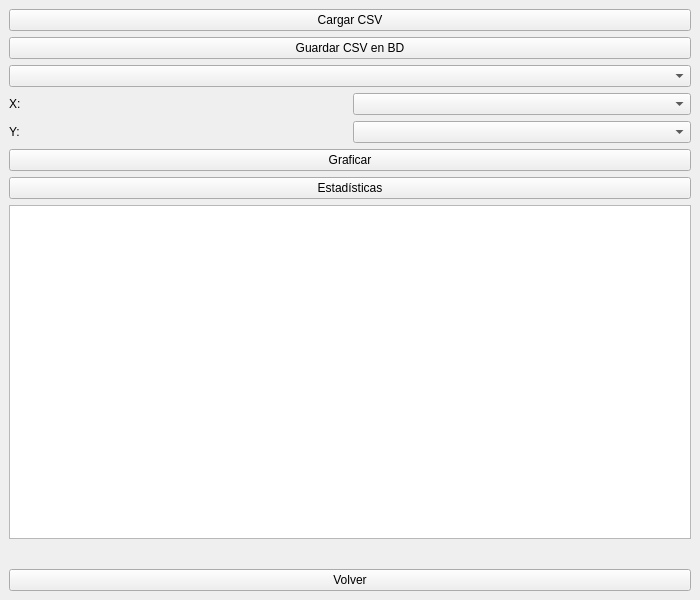
This is VentanaCSV.ui in ISABELpolania18/ProyectoFinal29 as Qt 5 draws it before an edit. The edited form follows.
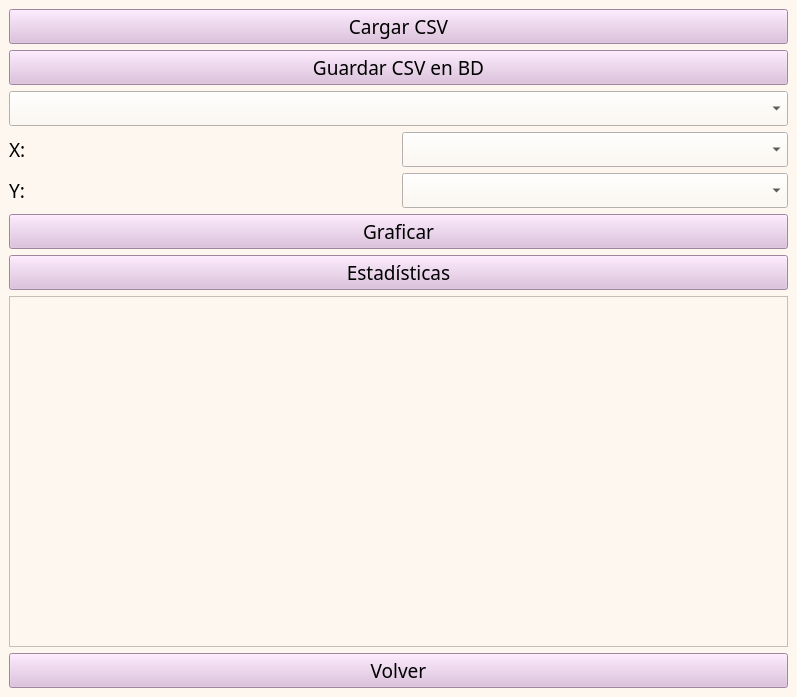
This is the edited form.

Diff of the .ui file:
```diff
--- a/VentanaCSV.ui
+++ b/VentanaCSV.ui
@@ -6,18 +6,30 @@
    <rect>
     <x>0</x>
     <y>0</y>
-    <width>700</width>
-    <height>600</height>
+    <width>797</width>
+    <height>697</height>
    </rect>
   </property>
   <property name="windowTitle">
    <string>Graficador CSV</string>
   </property>
+  <property name="styleSheet">
+   <string notr="true">background-color: rgb(253, 247, 239);</string>
+  </property>
   <widget class="QWidget" name="centralwidget">
    <layout class="QVBoxLayout" name="verticalLayout">
 
     <item>
      <widget class="QPushButton" name="botonCargar">
+      <property name="font">
+       <font>
+        <family>Tw Cen MT Condensed</family>
+        <pointsize>14</pointsize>
+       </font>
+      </property>
+      <property name="styleSheet">
+       <string notr="true">background-color: rgb(220, 187, 221);</string>
+      </property>
       <property name="text">
        <string>Cargar CSV</string>
       </property>
@@ -26,6 +38,15 @@
 
     <item>
      <widget class="QPushButton" name="botonGuardar">
+      <property name="font">
+       <font>
+        <family>Tw Cen MT Condensed</family>
+        <pointsize>14</pointsize>
+       </font>
+      </property>
+      <property name="styleSheet">
+       <string notr="true">background-color: rgb(220, 187, 221);</string>
+      </property>
       <property name="text">
        <string>Guardar CSV en BD</string>
       </property>
@@ -33,20 +54,40 @@
     </item>
 
     <item>
-     <widget class="QComboBox" name="comboTipoGrafico"/>
+     <widget class="QComboBox" name="comboTipoGrafico">
+      <property name="font">
+       <font>
+        <family>Tw Cen MT Condensed</family>
+        <pointsize>14</pointsize>
+       </font>
+      </property>
+     </widget>
     </item>
 
     <item>
      <layout class="QHBoxLayout">
       <item>
        <widget class="QLabel" name="labelX">
+        <property name="font">
+         <font>
+          <family>Tw Cen MT Condensed Extra Bold</family>
+          <pointsize>14</pointsize>
+         </font>
+        </property>
         <property name="text">
          <string>X:</string>
         </property>
        </widget>
       </item>
       <item>
-       <widget class="QComboBox" name="comboColumnaX"/>
+       <widget class="QComboBox" name="comboColumnaX">
+        <property name="font">
+         <font>
+          <family>Tw Cen MT Condensed</family>
+          <pointsize>14</pointsize>
+         </font>
+        </property>
+       </widget>
       </item>
      </layout>
     </item>
@@ -55,19 +96,41 @@
      <layout class="QHBoxLayout">
       <item>
        <widget class="QLabel" name="labelY">
+        <property name="font">
+         <font>
+          <family>Tw Cen MT Condensed Extra Bold</family>
+          <pointsize>14</pointsize>
+         </font>
+        </property>
         <property name="text">
          <string>Y:</string>
         </property>
        </widget>
       </item>
       <item>
-       <widget class="QComboBox" name="comboColumnaY"/>
+       <widget class="QComboBox" name="comboColumnaY">
+        <property name="font">
+         <font>
+          <family>Tw Cen MT Condensed</family>
+          <pointsize>14</pointsize>
+         </font>
+        </property>
+       </widget>
       </item>
      </layout>
     </item>
 
     <item>
      <widget class="QPushButton" name="botonGraficar">
+      <property name="font">
+       <font>
+        <family>Tw Cen MT Condensed</family>
+        <pointsize>14</pointsize>
+       </font>
+      </property>
+      <property name="styleSheet">
+       <string notr="true">background-color: rgb(220, 187, 221);</string>
+      </property>
       <property name="text">
        <string>Graficar</string>
       </property>
@@ -76,6 +139,15 @@
 
     <item>
      <widget class="QPushButton" name="botonEstadisticas">
+      <property name="font">
+       <font>
+        <family>Tw Cen MT Condensed</family>
+        <pointsize>14</pointsize>
+       </font>
+      </property>
+      <property name="styleSheet">
+       <string notr="true">background-color: rgb(220, 187, 221);</string>
+      </property>
       <property name="text">
        <string>Estadísticas</string>
       </property>
@@ -83,17 +155,29 @@
     </item>
 
     <item>
-     <widget class="QTableWidget" name="tablaDatos"/>
-    </item>
-
-    <item>
-     <widget class="QWidget" name="widgetGrafica">
-      <layout class="QVBoxLayout" name="layoutGrafica"/>
+     <widget class="QTableWidget" name="tablaDatos">
+      <property name="font">
+       <font>
+        <family>Tw Cen MT Condensed</family>
+        <pointsize>14</pointsize>
+       </font>
+      </property>
      </widget>
     </item>
-
+    <item>
+     <layout class="QVBoxLayout" name="layoutGrafica"/>
+    </item>
     <item>
      <widget class="QPushButton" name="botonVolver">
+      <property name="font">
+       <font>
+        <family>Tw Cen MT Condensed</family>
+        <pointsize>14</pointsize>
+       </font>
+      </property>
+      <property name="styleSheet">
+       <string notr="true">background-color: rgb(220, 187, 221);</string>
+      </property>
       <property name="text">
        <string>Volver</string>
       </property>
```
Left out of the diff: 9 changed lines with no effect on the pictures.
